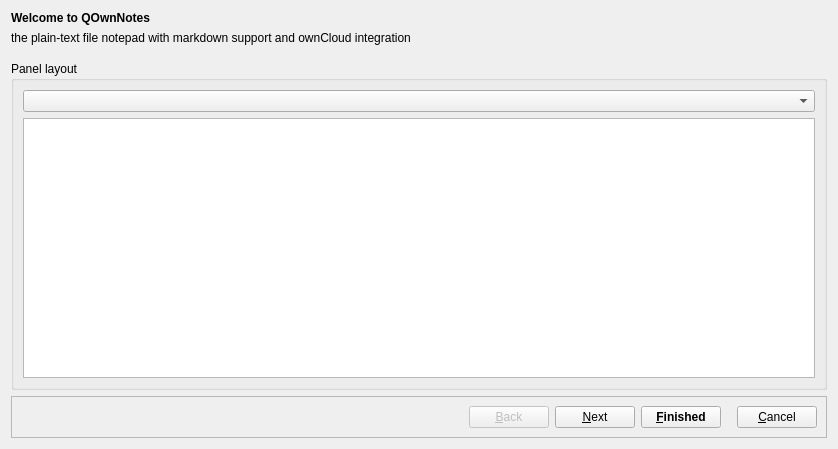
Before: the Qt Designer form src/dialogs/welcomedialog.ui in pbek/QOwnNotes, drawn with Qt 5.
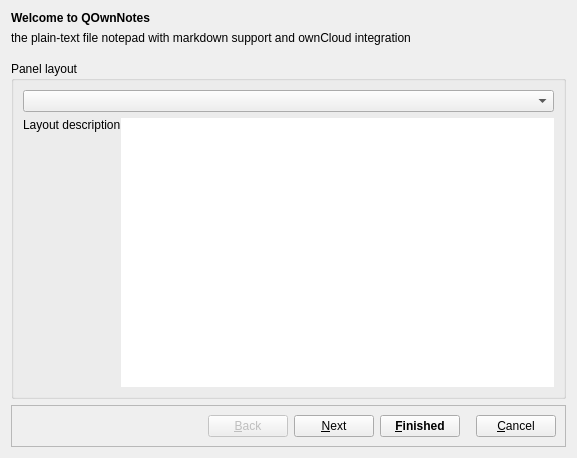
After: the same form once the commit is applied. The open tabs and pages were chosen to show the change. Icons and pictures are not drawn.

Commit message: welcome dialog adaptions

What changed in the file:
```diff
--- a/src/dialogs/welcomedialog.ui
+++ b/src/dialogs/welcomedialog.ui
@@ -6,8 +6,8 @@
    <rect>
     <x>0</x>
     <y>0</y>
-    <width>838</width>
-    <height>449</height>
+    <width>577</width>
+    <height>458</height>
    </rect>
   </property>
   <property name="windowTitle">
@@ -277,13 +277,39 @@
          <property name="title">
           <string>Panel layout</string>
          </property>
-         <layout class="QVBoxLayout" name="verticalLayout_2">
-          <item>
+         <layout class="QGridLayout" name="gridLayout_8">
+          <property name="horizontalSpacing">
+           <number>0</number>
+          </property>
+          <item row="1" column="1">
+           <widget class="QGraphicsView" name="layoutGraphicsView">
+            <property name="styleSheet">
+             <string notr="true"/>
+            </property>
+            <property name="frameShape">
+             <enum>QFrame::NoFrame</enum>
+            </property>
+           </widget>
+          </item>
+          <item row="1" column="0">
+           <widget class="QLabel" name="layoutDescriptionLabel">
+            <property name="text">
+             <string notr="true">Layout description</string>
+            </property>
+            <property name="alignment">
+             <set>Qt::AlignLeading|Qt::AlignLeft|Qt::AlignTop</set>
+            </property>
+            <property name="wordWrap">
+             <bool>true</bool>
+            </property>
+            <property name="textInteractionFlags">
+             <set>Qt::LinksAccessibleByMouse|Qt::TextSelectableByMouse</set>
+            </property>
+           </widget>
+          </item>
+          <item row="0" column="0" colspan="2">
            <widget class="QComboBox" name="layoutComboBox"/>
           </item>
-          <item>
-           <widget class="QGraphicsView" name="layoutGraphicsView"/>
-          </item>
          </layout>
         </widget>
        </item>
```
Left out of the diff: 2 changed lines with no effect on the pictures. The commit also changes 3 other files.
